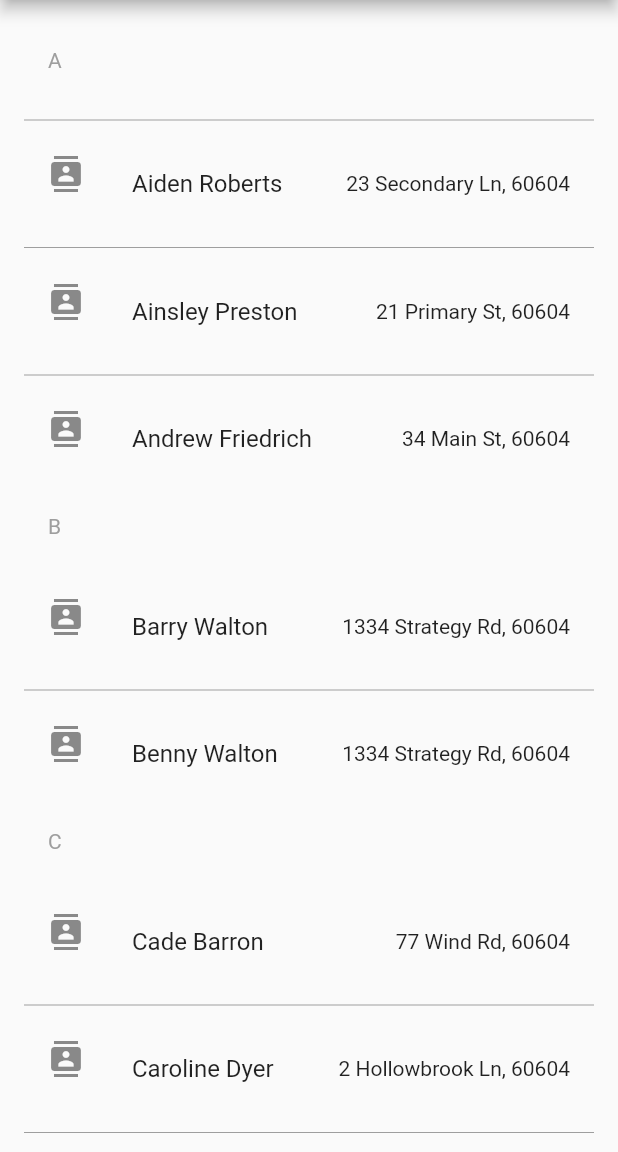
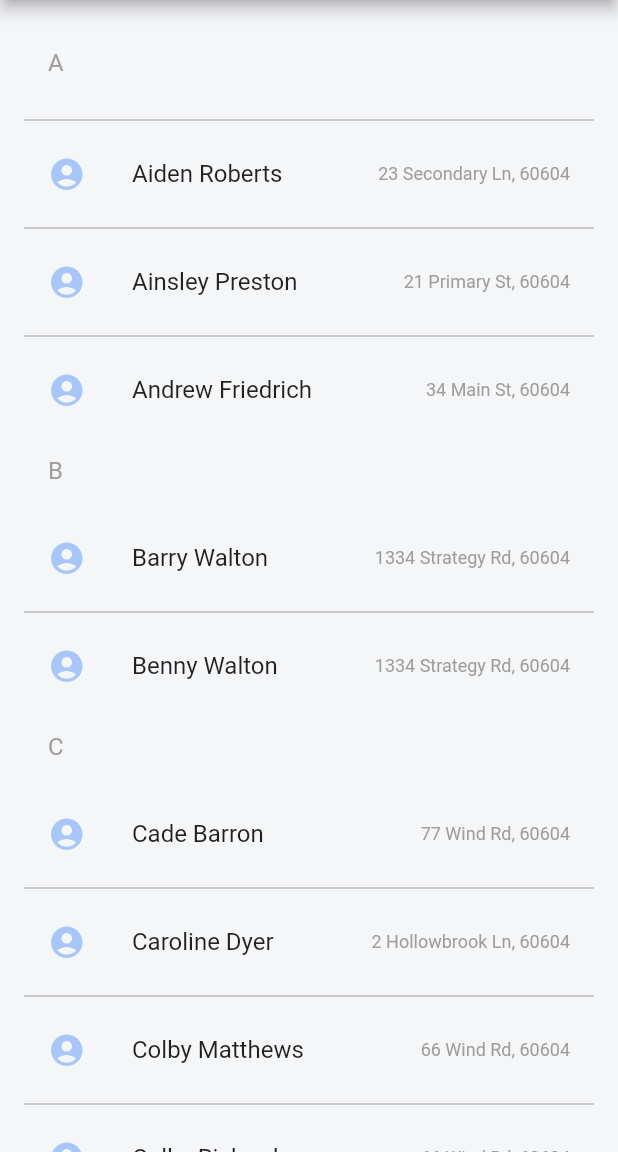
Before and after one commit to Joseph-Supples/flutterproj, a Flutter app: the screen it shows after launch, on a phone screen of 412 x 824 dp, the part 84-1236 px from its top. Run offline on Flutter 3.47's test engine with Material 2 defaults, Android fonts, the phone set to English and light mode, and no system bars.

Commit message:
Customized colors within light/dark theme to match design -- still need to fix account_circle icon background color; possible solution in comments

```diff
--- /dev/null
+++ b/lib/AppTheme.dart
@@ -0,0 +1,71 @@
+import 'package:flutter/material.dart';
+
+class AppTheme {
+  //
+  AppTheme._();
+
+  static final ThemeData lightTheme = ThemeData(
+    scaffoldBackgroundColor: const Color(0xFFF5F6F8),
+    listTileTheme: ListTileThemeData(
+      iconColor: const Color(0xFFa8c7f8),
+    ),
+    appBarTheme: AppBarTheme(
+      color: Colors.blue,
+      iconTheme: IconThemeData(
+        color: Colors.white,
+      ),
+    ),
+    colorScheme: ColorScheme.light(
+      primary: Colors.white,
+      onPrimary: Colors.white,
+      primaryVariant: Colors.white38,
+      secondary: Colors.red,
+    ),
+    cardTheme: CardTheme(
+      color: Colors.teal,
+    ),
+    iconTheme: IconThemeData(
+      color: Colors.white54,
+    ),
+    textTheme: Typography.blackMountainView
+  );
+
+  static final ThemeData darkTheme = ThemeData(
+    scaffoldBackgroundColor: const Color(0xFF101E33),
+    listTileTheme: ListTileThemeData(
+      iconColor: const Color(0xFF305B99),
+      textColor: const Color(0xFFDDDFE2),
+
+    ),
+    appBarTheme: AppBarTheme(
+      color: const Color(0xFF8791a5),
+      iconTheme: IconThemeData(
+        color: Colors.white,
+      ),
+    ),
+    colorScheme: ColorScheme.dark(
+      primary: const Color(0xFF101E33),
+      onPrimary: const Color(0xFF101E33),
+      primaryVariant: Colors.black,
+      secondary: const Color(0xFF8791a5),
+    ),
+    cardTheme: CardTheme(
+      color: Colors.black,
+    ),
+    iconTheme: IconThemeData(
+      color: Colors.white54,
+    ),
+    textTheme: TextTheme(
+      titleSmall: (
+          TextStyle(
+            color: Colors.red,
+            fontSize: 16
+          )
+      ),
+      bodySmall: TextStyle(
+          color: Colors.grey,
+          fontSize: 12
+      )
+    ) //Typography.whiteMountainView
+  );
+}
--- a/lib/main.dart
+++ b/lib/main.dart
@@ -1,6 +1,8 @@
 import 'package:flutter/material.dart';
+import 'package:flutterproj/AppTheme.dart';
 import 'package:flutterproj/theme_model.dart';
 import 'package:provider/provider.dart';
+
 
 
 void main() {
@@ -9,7 +11,6 @@ void main() {
 
 class MyApp extends StatelessWidget {
   const MyApp({super.key});
-
   @override
   Widget build(BuildContext context) {
     return ChangeNotifierProvider(
@@ -18,7 +19,7 @@ class MyApp extends StatelessWidget {
         builder: (context, ThemeModel themeNotifier, child) {
           return MaterialApp(
             title: 'Contacts',
-            theme: themeNotifier.isDark ? ThemeData.dark() : ThemeData.light(),
+            theme: themeNotifier.isDark ?  AppTheme.darkTheme : AppTheme.lightTheme,
             home:
              Consumer(
               builder: (context, ThemeModel themeNotifier, child) {
@@ -89,7 +90,7 @@ class _ContactListState extends State<ContactList> {
   var numLets = 1;
 
         @override
-  Widget build(BuildContext context) {
+        Widget build(BuildContext context ) {
           // calculates number of starting letters for first names to determine
               // number of headers for itemcount
               for(int i =0;i<contacts.length-1;i++)
@@ -109,20 +110,43 @@ class _ContactListState extends State<ContactList> {
                       if(realindex<contacts.length-1) {
                         if(index == 0)
                         {
-              return ListTile(leading: Text(lastChar), textColor: Colors.grey);
+                          return ListTile(
+                              leading: Text(lastChar,
+                                  style: TextStyle(
+                                  color: Colors.grey,
+                                  fontSize: 16
+                                   )
+                                  )
+                                );
                         }
                         if (contacts[realindex + 1].first_name[0] != lastChar) {
                           lastChar = contacts[realindex + 1].first_name[0];
-              return ListTile(leading: Text(lastChar), textColor: Colors.grey);
+                          return ListTile(
+                              leading: Text(lastChar,
+                                        style: TextStyle(
+                                            color: Colors.grey,
+                                            fontSize: 16
+                                            )
+                                        ),
+                              );
                         }
                         if (index.isOdd) return const Divider(color: Colors.grey);
                         realindex = (index ~/ 2) - 1;
 
 
                         return ListTile(
-              leading: Icon(Icons.contacts),
-              trailing: Text(contacts[realindex].address),
-              minVerticalPadding: 25,
+
+                          //To match design,
+                          // Account circle foreground color needs to change.
+                          // Imperfect solution: use CircleAvatar as a background color
+                          leading: Icon( Icons.account_circle, size: 25),
+                          trailing: Text(contacts[realindex].address,
+                            style: TextStyle(
+                              color: Colors.grey,
+                              fontSize: 12,
+                            )
+                          ),
+                          minVerticalPadding: 10,
                           title: Text(
                               contacts[realindex].first_name + " " +
                                   contacts[realindex].last_name
```
Lines whose indentation alone changed are shown as unchanged.
